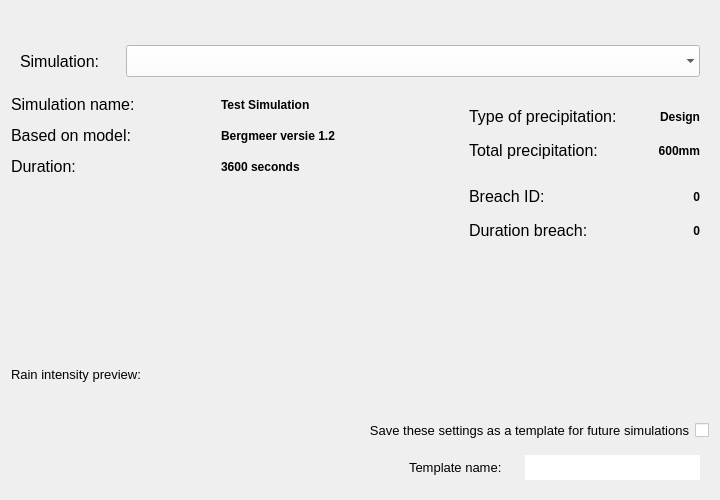
This is threedi_models_and_simulations/ui/simulation_wizard/page_initiation.ui in nens/threedi-api-qgis-client as Qt 5 draws it before an edit. The edited form follows.
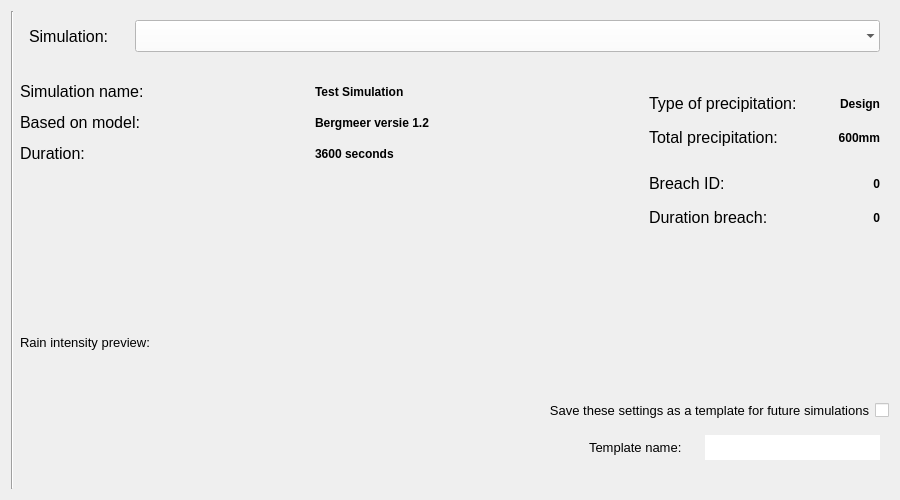
This is the edited form.

Commit message: Changed the way of showing progress of the simulation wizard.

The edit to the form file:
```diff
--- a/threedi_models_and_simulations/ui/simulation_wizard/page_initiation.ui
+++ b/threedi_models_and_simulations/ui/simulation_wizard/page_initiation.ui
@@ -9,7 +9,7 @@
    <rect>
     <x>0</x>
     <y>0</y>
-    <width>720</width>
+    <width>900</width>
     <height>500</height>
    </rect>
   </property>
@@ -44,7 +44,38 @@
    <bool>true</bool>
   </property>
   <layout class="QGridLayout" name="gridLayout">
-   <item row="16" column="3" colspan="3">
+   <item row="8" column="2">
+    <widget class="QLabel" name="plot_label">
+     <property name="sizePolicy">
+      <sizepolicy hsizetype="Preferred" vsizetype="Minimum">
+       <horstretch>0</horstretch>
+       <verstretch>0</verstretch>
+      </sizepolicy>
+     </property>
+     <property name="minimumSize">
+      <size>
+       <width>200</width>
+       <height>20</height>
+      </size>
+     </property>
+     <property name="maximumSize">
+      <size>
+       <width>16777215</width>
+       <height>16777215</height>
+      </size>
+     </property>
+     <property name="font">
+      <font>
+       <family>Segoe UI</family>
+       <pointsize>10</pointsize>
+      </font>
+     </property>
+     <property name="text">
+      <string>Rain intensity preview:</string>
+     </property>
+    </widget>
+   </item>
+   <item row="14" column="4" colspan="3">
     <widget class="QWidget" name="template_widget" native="true">
      <property name="minimumSize">
       <size>
@@ -75,6 +106,7 @@
         </property>
         <property name="font">
          <font>
+          <family>Segoe UI</family>
           <pointsize>10</pointsize>
          </font>
         </property>
@@ -105,6 +137,7 @@
         </property>
         <property name="font">
          <font>
+          <family>Segoe UI</family>
           <pointsize>10</pointsize>
          </font>
         </property>
@@ -119,90 +152,8 @@
      </layout>
     </widget>
    </item>
-   <item row="2" column="0" colspan="6">
-    <widget class="QWidget" name="simulation_widget" native="true">
-     <property name="sizePolicy">
-      <sizepolicy hsizetype="Expanding" vsizetype="Preferred">
-       <horstretch>0</horstretch>
-       <verstretch>0</verstretch>
-      </sizepolicy>
-     </property>
-     <property name="minimumSize">
-      <size>
-       <width>0</width>
-       <height>50</height>
-      </size>
-     </property>
-     <property name="maximumSize">
-      <size>
-       <width>16777215</width>
-       <height>16777215</height>
-      </size>
-     </property>
-     <layout class="QGridLayout" name="gridLayout_2">
-      <item row="0" column="0">
-       <widget class="QLabel" name="label_3">
-        <property name="minimumSize">
-         <size>
-          <width>100</width>
-          <height>25</height>
-         </size>
-        </property>
-        <property name="maximumSize">
-         <size>
-          <width>16777215</width>
-          <height>16777215</height>
-         </size>
-        </property>
-        <property name="font">
-         <font>
-          <pointsize>12</pointsize>
-         </font>
-        </property>
-        <property name="text">
-         <string>Simulation:</string>
-        </property>
-       </widget>
-      </item>
-      <item row="0" column="1">
-       <widget class="QComboBox" name="dd_simulation">
-        <property name="sizePolicy">
-         <sizepolicy hsizetype="Expanding" vsizetype="Preferred">
-          <horstretch>0</horstretch>
-          <verstretch>0</verstretch>
-         </sizepolicy>
-        </property>
-        <property name="minimumSize">
-         <size>
-          <width>0</width>
-          <height>25</height>
-         </size>
-        </property>
-        <property name="maximumSize">
-         <size>
-          <width>16777215</width>
-          <height>16777215</height>
-         </size>
-        </property>
-        <property name="font">
-         <font>
-          <family>Segoe UI</family>
-          <pointsize>10</pointsize>
-         </font>
-        </property>
-        <property name="styleSheet">
-         <string notr="true">QComboBox {background-color:white; selection-background-color: lightgray;}</string>
-        </property>
-        <property name="frame">
-         <bool>false</bool>
-        </property>
-       </widget>
-      </item>
-     </layout>
-    </widget>
-   </item>
-   <item row="14" column="0" colspan="6">
-    <spacer name="horizontalSpacer_2">
+   <item row="14" column="3">
+    <spacer name="horizontalSpacer_4">
      <property name="orientation">
       <enum>Qt::Horizontal</enum>
      </property>
@@ -214,345 +165,49 @@
      </property>
     </spacer>
    </item>
-   <item row="5" column="5" rowspan="2">
-    <layout class="QVBoxLayout" name="verticalLayout">
-     <property name="spacing">
-      <number>0</number>
-     </property>
-     <property name="sizeConstraint">
-      <enum>QLayout::SetFixedSize</enum>
-     </property>
-     <property name="bottomMargin">
-      <number>0</number>
-     </property>
-     <item>
-      <widget class="QWidget" name="precipitation_widget" native="true">
-       <property name="sizePolicy">
-        <sizepolicy hsizetype="Preferred" vsizetype="Expanding">
-         <horstretch>0</horstretch>
-         <verstretch>0</verstretch>
-        </sizepolicy>
-       </property>
-       <property name="minimumSize">
-        <size>
-         <width>0</width>
-         <height>80</height>
-        </size>
-       </property>
-       <property name="maximumSize">
-        <size>
-         <width>16777215</width>
-         <height>80</height>
-        </size>
-       </property>
-       <layout class="QGridLayout" name="gridLayout_3">
-        <item row="0" column="1" alignment="Qt::AlignRight">
-         <widget class="QLabel" name="sim_prec_type">
-          <property name="minimumSize">
-           <size>
-            <width>75</width>
-            <height>25</height>
-           </size>
-          </property>
-          <property name="maximumSize">
-           <size>
-            <width>16777215</width>
-            <height>16777215</height>
-           </size>
-          </property>
-          <property name="font">
-           <font>
-            <pointsize>9</pointsize>
-            <weight>75</weight>
-            <bold>true</bold>
-           </font>
-          </property>
-          <property name="text">
-           <string>Design</string>
-          </property>
-          <property name="alignment">
-           <set>Qt::AlignRight|Qt::AlignTrailing|Qt::AlignVCenter</set>
-          </property>
-         </widget>
-        </item>
-        <item row="0" column="0">
-         <widget class="QLabel" name="sim_prec_type_l">
-          <property name="minimumSize">
-           <size>
-            <width>150</width>
-            <height>25</height>
-           </size>
-          </property>
-          <property name="maximumSize">
-           <size>
-            <width>16777215</width>
-            <height>16777215</height>
-           </size>
-          </property>
-          <property name="font">
-           <font>
-            <family>Segoe UI</family>
-            <pointsize>12</pointsize>
-           </font>
-          </property>
-          <property name="text">
-           <string>&lt;html&gt;&lt;head/&gt;&lt;body&gt;&lt;p&gt;Type of precipitation:&lt;/p&gt;&lt;/body&gt;&lt;/html&gt;</string>
-          </property>
-         </widget>
-        </item>
-        <item row="1" column="0">
-         <widget class="QLabel" name="sim_prec_total_l">
-          <property name="minimumSize">
-           <size>
-            <width>0</width>
-            <height>25</height>
-           </size>
-          </property>
-          <property name="maximumSize">
-           <size>
-            <width>16777215</width>
-            <height>16777215</height>
-           </size>
-          </property>
-          <property name="font">
-           <font>
-            <family>Segoe UI</family>
-            <pointsize>12</pointsize>
-           </font>
-          </property>
-          <property name="text">
-           <string>&lt;html&gt;&lt;head/&gt;&lt;body&gt;&lt;p&gt;Total precipitation:&lt;/p&gt;&lt;/body&gt;&lt;/html&gt;</string>
-          </property>
-         </widget>
-        </item>
-        <item row="1" column="1" alignment="Qt::AlignRight">
-         <widget class="QLabel" name="sim_prec_total">
-          <property name="minimumSize">
-           <size>
-            <width>75</width>
-            <height>25</height>
-           </size>
-          </property>
-          <property name="maximumSize">
-           <size>
-            <width>16777215</width>
-            <height>25</height>
-           </size>
-          </property>
-          <property name="font">
-           <font>
-            <pointsize>9</pointsize>
-            <weight>75</weight>
-            <bold>true</bold>
-           </font>
-          </property>
-          <property name="text">
-           <string>600mm</string>
-          </property>
-          <property name="alignment">
-           <set>Qt::AlignRight|Qt::AlignTrailing|Qt::AlignVCenter</set>
-          </property>
-         </widget>
-        </item>
-       </layout>
-      </widget>
-     </item>
-     <item>
-      <widget class="QWidget" name="breach_widget" native="true">
-       <property name="sizePolicy">
-        <sizepolicy hsizetype="Preferred" vsizetype="Expanding">
-         <horstretch>0</horstretch>
-         <verstretch>0</verstretch>
-        </sizepolicy>
-       </property>
-       <property name="minimumSize">
-        <size>
-         <width>0</width>
-         <height>80</height>
-        </size>
-       </property>
-       <property name="maximumSize">
-        <size>
-         <width>16777215</width>
-         <height>16777215</height>
-        </size>
-       </property>
-       <layout class="QGridLayout" name="gridLayout_4">
-        <item row="3" column="0">
-         <widget class="QLabel" name="duration_breach_l">
-          <property name="minimumSize">
-           <size>
-            <width>150</width>
-            <height>25</height>
-           </size>
-          </property>
-          <property name="maximumSize">
-           <size>
-            <width>16777215</width>
-            <height>16777215</height>
-           </size>
-          </property>
-          <property name="font">
-           <font>
-            <pointsize>12</pointsize>
-           </font>
-          </property>
-          <property name="text">
-           <string>Duration breach:</string>
-          </property>
-         </widget>
-        </item>
-        <item row="3" column="1" alignment="Qt::AlignRight">
-         <widget class="QLabel" name="duration_breach">
-          <property name="minimumSize">
-           <size>
-            <width>75</width>
-            <height>25</height>
-           </size>
-          </property>
-          <property name="maximumSize">
-           <size>
-            <width>16777215</width>
-            <height>25</height>
-           </size>
-          </property>
-          <property name="font">
-           <font>
-            <pointsize>9</pointsize>
-            <weight>75</weight>
-            <bold>true</bold>
-           </font>
-          </property>
-          <property name="text">
-           <string>0</string>
-          </property>
-          <property name="alignment">
-           <set>Qt::AlignRight|Qt::AlignTrailing|Qt::AlignVCenter</set>
-          </property>
-         </widget>
-        </item>
-        <item row="2" column="1" alignment="Qt::AlignRight">
-         <widget class="QLabel" name="breach_id">
-          <property name="minimumSize">
-           <size>
-            <width>75</width>
-            <height>25</height>
-           </size>
-          </property>
-          <property name="maximumSize">
-           <size>
-            <width>16777215</width>
-            <height>16777215</height>
-           </size>
-          </property>
-          <property name="font">
-           <font>
-            <pointsize>9</pointsize>
-            <weight>75</weight>
-            <bold>true</bold>
-           </font>
-          </property>
-          <property name="text">
-           <string>0</string>
-          </property>
-          <property name="alignment">
-           <set>Qt::AlignRight|Qt::AlignTrailing|Qt::AlignVCenter</set>
-          </property>
-         </widget>
-        </item>
-        <item row="2" column="0">
-         <widget class="QLabel" name="breach_id_l">
-          <property name="minimumSize">
-           <size>
-            <width>150</width>
-            <height>25</height>
-           </size>
-          </property>
-          <property name="maximumSize">
-           <size>
-            <width>16777215</width>
-            <height>16777215</height>
-           </size>
-          </property>
-          <property name="font">
-           <font>
-            <pointsize>12</pointsize>
-           </font>
-          </property>
-          <property name="text">
-           <string>Breach ID:</string>
-          </property>
-         </widget>
-        </item>
-       </layout>
-      </widget>
-     </item>
-    </layout>
-   </item>
-   <item row="1" column="0">
-    <spacer name="verticalSpacer">
-     <property name="orientation">
-      <enum>Qt::Vertical</enum>
-     </property>
-     <property name="sizeType">
-      <enum>QSizePolicy::Fixed</enum>
-     </property>
-     <property name="sizeHint" stdset="0">
-      <size>
-       <width>20</width>
-       <height>25</height>
-      </size>
-     </property>
-    </spacer>
-   </item>
-   <item row="0" column="0" colspan="6">
-    <layout class="QVBoxLayout" name="svg_lout">
+   <item row="0" column="0" rowspan="16">
+    <layout class="QVBoxLayout" name="wizard_steps_layout">
      <property name="leftMargin">
-      <number>20</number>
-     </property>
-     <property name="topMargin">
       <number>0</number>
      </property>
      <property name="rightMargin">
-      <number>20</number>
+      <number>0</number>
      </property>
      <property name="bottomMargin">
       <number>0</number>
      </property>
     </layout>
    </item>
-   <item row="10" column="0">
-    <widget class="QLabel" name="plot_label">
-     <property name="sizePolicy">
-      <sizepolicy hsizetype="Preferred" vsizetype="Minimum">
-       <horstretch>0</horstretch>
-       <verstretch>0</verstretch>
-      </sizepolicy>
+   <item row="12" column="2" colspan="5">
+    <spacer name="horizontalSpacer_2">
+     <property name="orientation">
+      <enum>Qt::Horizontal</enum>
      </property>
-     <property name="minimumSize">
+     <property name="sizeHint" stdset="0">
       <size>
-       <width>200</width>
+       <width>40</width>
        <height>20</height>
       </size>
      </property>
-     <property name="maximumSize">
+    </spacer>
+   </item>
+   <item row="3" column="5">
+    <spacer name="horizontalSpacer">
+     <property name="orientation">
+      <enum>Qt::Horizontal</enum>
+     </property>
+     <property name="sizeType">
+      <enum>QSizePolicy::Minimum</enum>
+     </property>
+     <property name="sizeHint" stdset="0">
       <size>
-       <width>16777215</width>
-       <height>16777215</height>
+       <width>20</width>
+       <height>20</height>
       </size>
      </property>
-     <property name="font">
-      <font>
-       <family>Segoe UI</family>
-       <pointsize>10</pointsize>
-      </font>
-     </property>
-     <property name="text">
-      <string>Rain intensity preview:</string>
-     </property>
-    </widget>
+    </spacer>
    </item>
-   <item row="8" column="0">
+   <item row="6" column="2">
     <spacer name="verticalSpacer_2">
      <property name="orientation">
       <enum>Qt::Vertical</enum>
@@ -565,14 +220,7 @@
      </property>
     </spacer>
    </item>
-   <item row="11" column="0" colspan="6">
-    <layout class="QGridLayout" name="lout_plot">
-     <property name="bottomMargin">
-      <number>10</number>
-     </property>
-    </layout>
-   </item>
-   <item row="5" column="0" colspan="4">
+   <item row="3" column="2" colspan="3">
     <layout class="QGridLayout" name="gridLayout_5">
      <property name="sizeConstraint">
       <enum>QLayout::SetDefaultConstraint</enum>
@@ -655,6 +303,7 @@
        </property>
        <property name="font">
         <font>
+         <family>Segoe UI</family>
          <pointsize>9</pointsize>
          <weight>75</weight>
          <bold>true</bold>
@@ -749,6 +398,7 @@
        </property>
        <property name="font">
         <font>
+         <family>Segoe UI</family>
          <pointsize>9</pointsize>
          <weight>75</weight>
          <bold>true</bold>
@@ -775,6 +425,7 @@
        </property>
        <property name="font">
         <font>
+         <family>Segoe UI</family>
          <pointsize>9</pointsize>
          <weight>75</weight>
          <bold>true</bold>
@@ -787,23 +438,27 @@
      </item>
     </layout>
    </item>
-   <item row="5" column="4">
-    <spacer name="horizontalSpacer">
+   <item row="9" column="2" colspan="5">
+    <layout class="QGridLayout" name="lout_plot">
+     <property name="bottomMargin">
+      <number>10</number>
+     </property>
+    </layout>
+   </item>
+   <item row="0" column="1" rowspan="16">
+    <widget class="Line" name="line">
+     <property name="sizePolicy">
+      <sizepolicy hsizetype="Fixed" vsizetype="Expanding">
+       <horstretch>0</horstretch>
+       <verstretch>0</verstretch>
+      </sizepolicy>
+     </property>
      <property name="orientation">
-      <enum>Qt::Horizontal</enum>
+      <enum>Qt::Vertical</enum>
      </property>
-     <property name="sizeType">
-      <enum>QSizePolicy::Minimum</enum>
-     </property>
-     <property name="sizeHint" stdset="0">
-      <size>
-       <width>20</width>
-       <height>20</height>
-      </size>
-     </property>
-    </spacer>
+    </widget>
    </item>
-   <item row="15" column="0" colspan="6">
+   <item row="13" column="2" colspan="5">
     <layout class="QHBoxLayout" name="horizontalLayout_2">
      <item>
       <spacer name="horizontalSpacer_3">
@@ -834,6 +489,7 @@
        </property>
        <property name="font">
         <font>
+         <family>Segoe UI</family>
          <pointsize>10</pointsize>
         </font>
        </property>
@@ -861,6 +517,7 @@
        </property>
        <property name="font">
         <font>
+         <family>Segoe UI</family>
          <pointsize>10</pointsize>
         </font>
        </property>
@@ -880,8 +537,372 @@
      </item>
     </layout>
    </item>
-   <item row="16" column="2">
-    <spacer name="horizontalSpacer_4">
+   <item row="3" column="6" rowspan="2">
+    <layout class="QVBoxLayout" name="verticalLayout">
+     <property name="spacing">
+      <number>0</number>
+     </property>
+     <property name="sizeConstraint">
+      <enum>QLayout::SetFixedSize</enum>
+     </property>
+     <property name="bottomMargin">
+      <number>0</number>
+     </property>
+     <item>
+      <widget class="QWidget" name="precipitation_widget" native="true">
+       <property name="sizePolicy">
+        <sizepolicy hsizetype="Preferred" vsizetype="Expanding">
+         <horstretch>0</horstretch>
+         <verstretch>0</verstretch>
+        </sizepolicy>
+       </property>
+       <property name="minimumSize">
+        <size>
+         <width>0</width>
+         <height>80</height>
+        </size>
+       </property>
+       <property name="maximumSize">
+        <size>
+         <width>16777215</width>
+         <height>80</height>
+        </size>
+       </property>
+       <layout class="QGridLayout" name="gridLayout_3">
+        <item row="0" column="1" alignment="Qt::AlignRight">
+         <widget class="QLabel" name="sim_prec_type">
+          <property name="minimumSize">
+           <size>
+            <width>75</width>
+            <height>25</height>
+           </size>
+          </property>
+          <property name="maximumSize">
+           <size>
+            <width>16777215</width>
+            <height>16777215</height>
+           </size>
+          </property>
+          <property name="font">
+           <font>
+            <family>Segoe UI</family>
+            <pointsize>9</pointsize>
+            <weight>75</weight>
+            <bold>true</bold>
+           </font>
+          </property>
+          <property name="text">
+           <string>Design</string>
+          </property>
+          <property name="alignment">
+           <set>Qt::AlignRight|Qt::AlignTrailing|Qt::AlignVCenter</set>
+          </property>
+         </widget>
+        </item>
+        <item row="0" column="0">
+         <widget class="QLabel" name="sim_prec_type_l">
+          <property name="minimumSize">
+           <size>
+            <width>150</width>
+            <height>25</height>
+           </size>
+          </property>
+          <property name="maximumSize">
+           <size>
+            <width>16777215</width>
+            <height>16777215</height>
+           </size>
+          </property>
+          <property name="font">
+           <font>
+            <family>Segoe UI</family>
+            <pointsize>12</pointsize>
+           </font>
+          </property>
+          <property name="text">
+           <string>&lt;html&gt;&lt;head/&gt;&lt;body&gt;&lt;p&gt;Type of precipitation:&lt;/p&gt;&lt;/body&gt;&lt;/html&gt;</string>
+          </property>
+         </widget>
+        </item>
+        <item row="1" column="0">
+         <widget class="QLabel" name="sim_prec_total_l">
+          <property name="minimumSize">
+           <size>
+            <width>0</width>
+            <height>25</height>
+           </size>
+          </property>
+          <property name="maximumSize">
+           <size>
+            <width>16777215</width>
+            <height>16777215</height>
+           </size>
+          </property>
+          <property name="font">
+           <font>
+            <family>Segoe UI</family>
+            <pointsize>12</pointsize>
+           </font>
+          </property>
+          <property name="text">
+           <string>&lt;html&gt;&lt;head/&gt;&lt;body&gt;&lt;p&gt;Total precipitation:&lt;/p&gt;&lt;/body&gt;&lt;/html&gt;</string>
+          </property>
+         </widget>
+        </item>
+        <item row="1" column="1" alignment="Qt::AlignRight">
+         <widget class="QLabel" name="sim_prec_total">
+          <property name="minimumSize">
+           <size>
+            <width>75</width>
+            <height>25</height>
+           </size>
+          </property>
+          <property name="maximumSize">
+           <size>
+            <width>16777215</width>
+            <height>25</height>
+           </size>
+          </property>
+          <property name="font">
+           <font>
+            <family>Segoe UI</family>
+            <pointsize>9</pointsize>
+            <weight>75</weight>
+            <bold>true</bold>
+           </font>
+          </property>
+          <property name="text">
+           <string>600mm</string>
+          </property>
+          <property name="alignment">
+           <set>Qt::AlignRight|Qt::AlignTrailing|Qt::AlignVCenter</set>
+          </property>
+         </widget>
+        </item>
+       </layout>
+      </widget>
+     </item>
+     <item>
+      <widget class="QWidget" name="breach_widget" native="true">
+       <property name="sizePolicy">
+        <sizepolicy hsizetype="Preferred" vsizetype="Expanding">
+         <horstretch>0</horstretch>
+         <verstretch>0</verstretch>
+        </sizepolicy>
+       </property>
+       <property name="minimumSize">
+        <size>
+         <width>0</width>
+         <height>80</height>
+        </size>
+       </property>
+       <property name="maximumSize">
+        <size>
+         <width>16777215</width>
+         <height>16777215</height>
+        </size>
+       </property>
+       <layout class="QGridLayout" name="gridLayout_4">
+        <item row="3" column="0">
+         <widget class="QLabel" name="duration_breach_l">
+          <property name="minimumSize">
+           <size>
+            <width>150</width>
+            <height>25</height>
+           </size>
+          </property>
+          <property name="maximumSize">
+           <size>
+            <width>16777215</width>
+            <height>16777215</height>
+           </size>
+          </property>
+          <property name="font">
+           <font>
+            <family>Segoe UI</family>
+            <pointsize>12</pointsize>
+           </font>
+          </property>
+          <property name="text">
+           <string>Duration breach:</string>
+          </property>
+         </widget>
+        </item>
+        <item row="3" column="1" alignment="Qt::AlignRight">
+         <widget class="QLabel" name="duration_breach">
+          <property name="minimumSize">
+           <size>
+            <width>75</width>
+            <height>25</height>
+           </size>
+          </property>
+          <property name="maximumSize">
+           <size>
+            <width>16777215</width>
+            <height>25</height>
+           </size>
+          </property>
+          <property name="font">
+           <font>
+            <family>Segoe UI</family>
+            <pointsize>9</pointsize>
+            <weight>75</weight>
+            <bold>true</bold>
+           </font>
+          </property>
+          <property name="text">
+           <string>0</string>
+          </property>
+          <property name="alignment">
+           <set>Qt::AlignRight|Qt::AlignTrailing|Qt::AlignVCenter</set>
+          </property>
+         </widget>
+        </item>
+        <item row="2" column="1" alignment="Qt::AlignRight">
+         <widget class="QLabel" name="breach_id">
+          <property name="minimumSize">
+           <size>
+            <width>75</width>
+            <height>25</height>
+           </size>
+          </property>
+          <property name="maximumSize">
+           <size>
+            <width>16777215</width>
+            <height>16777215</height>
+           </size>
+          </property>
+          <property name="font">
+           <font>
+            <family>Segoe UI</family>
+            <pointsize>9</pointsize>
+            <weight>75</weight>
+            <bold>true</bold>
+           </font>
+          </property>
+          <property name="text">
+           <string>0</string>
+          </property>
+          <property name="alignment">
+           <set>Qt::AlignRight|Qt::AlignTrailing|Qt::AlignVCenter</set>
+          </property>
+         </widget>
+        </item>
+        <item row="2" column="0">
+         <widget class="QLabel" name="breach_id_l">
+          <property name="minimumSize">
+           <size>
+            <width>150</width>
+            <height>25</height>
+           </size>
+          </property>
+          <property name="maximumSize">
+           <size>
+            <width>16777215</width>
+            <height>16777215</height>
+           </size>
+          </property>
+          <property name="font">
+           <font>
+            <family>Segoe UI</family>
+            <pointsize>12</pointsize>
+           </font>
+          </property>
+          <property name="text">
+           <string>Breach ID:</string>
+          </property>
+         </widget>
+        </item>
+       </layout>
+      </widget>
+     </item>
+    </layout>
+   </item>
+   <item row="0" column="2" colspan="5">
+    <widget class="QWidget" name="simulation_widget" native="true">
+     <property name="sizePolicy">
+      <sizepolicy hsizetype="Expanding" vsizetype="Preferred">
+       <horstretch>0</horstretch>
+       <verstretch>0</verstretch>
+      </sizepolicy>
+     </property>
+     <property name="minimumSize">
+      <size>
+       <width>0</width>
+       <height>50</height>
+      </size>
+     </property>
+     <property name="maximumSize">
+      <size>
+       <width>16777215</width>
+       <height>16777215</height>
+      </size>
+     </property>
+     <layout class="QGridLayout" name="gridLayout_2">
+      <item row="0" column="0">
+       <widget class="QLabel" name="label_3">
+        <property name="minimumSize">
+         <size>
+          <width>100</width>
+          <height>25</height>
+         </size>
+        </property>
+        <property name="maximumSize">
+         <size>
+          <width>16777215</width>
+          <height>16777215</height>
+         </size>
+        </property>
+        <property name="font">
+         <font>
+          <family>Segoe UI</family>
+          <pointsize>12</pointsize>
+         </font>
+        </property>
+        <property name="text">
+         <string>Simulation:</string>
+        </property>
+       </widget>
+      </item>
+      <item row="0" column="1">
+       <widget class="QComboBox" name="dd_simulation">
+        <property name="sizePolicy">
+         <sizepolicy hsizetype="Expanding" vsizetype="Preferred">
+          <horstretch>0</horstretch>
+          <verstretch>0</verstretch>
+         </sizepolicy>
+        </property>
+        <property name="minimumSize">
+         <size>
+          <width>0</width>
+          <height>25</height>
+         </size>
+        </property>
+        <property name="maximumSize">
+         <size>
+          <width>16777215</width>
+          <height>16777215</height>
+         </size>
+        </property>
+        <property name="font">
+         <font>
+          <family>Segoe UI</family>
+          <pointsize>10</pointsize>
+         </font>
+        </property>
+        <property name="styleSheet">
+         <string notr="true">QComboBox {background-color:white; selection-background-color: lightgray;}</string>
+        </property>
+        <property name="frame">
+         <bool>false</bool>
+        </property>
+       </widget>
+      </item>
+     </layout>
+    </widget>
+   </item>
+   <item row="15" column="2" colspan="5">
+    <spacer name="horizontalSpacer_5">
      <property name="orientation">
       <enum>Qt::Horizontal</enum>
      </property>
```
The commit also changes 20 other files.
